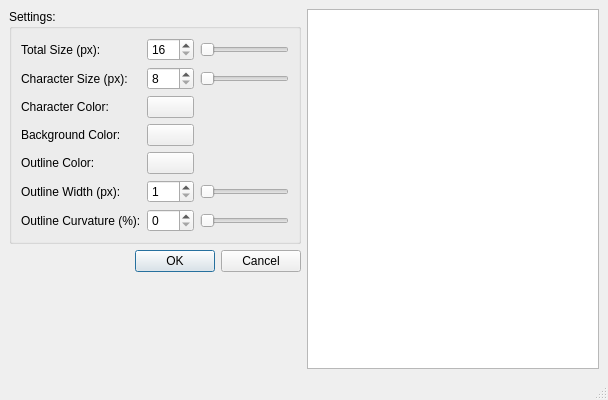
This is Qt/18_qpixmap/mainwindow.ui in de-souza/embedded-cpp-training as Qt 5 draws it before an edit. The edited form follows.
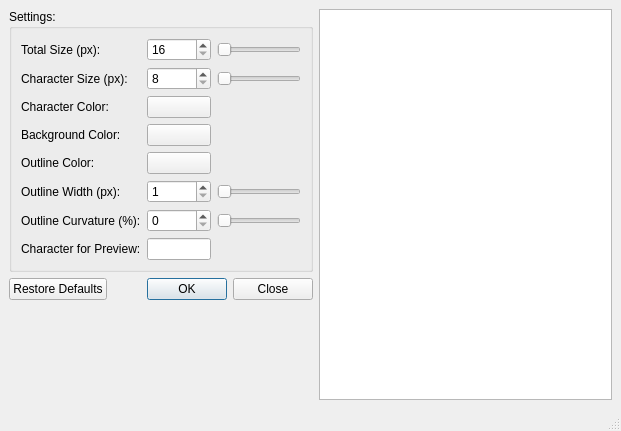
This is the edited form.

Commit message: Add preview character setting and connect buttons

```diff
--- a/Qt/18_qpixmap/mainwindow.ui
+++ b/Qt/18_qpixmap/mainwindow.ui
@@ -6,8 +6,8 @@
    <rect>
     <x>0</x>
     <y>0</y>
-    <width>608</width>
-    <height>400</height>
+    <width>621</width>
+    <height>431</height>
    </rect>
   </property>
   <property name="windowTitle">
@@ -23,7 +23,21 @@
          <string>Settings:</string>
         </property>
         <layout class="QGridLayout" name="gridLayout">
-         <item row="4" column="3">
+         <item row="6" column="3">
+          <widget class="QPushButton" name="pushButton_stringColor">
+           <property name="text">
+            <string/>
+           </property>
+          </widget>
+         </item>
+         <item row="7" column="0">
+          <widget class="QLabel" name="label_backgroundColor">
+           <property name="text">
+            <string>Background Color:</string>
+           </property>
+          </widget>
+         </item>
+         <item row="8" column="3">
           <widget class="QPushButton" name="pushButton_outlineColor">
            <property name="text">
             <string/>
@@ -31,132 +45,97 @@
           </widget>
          </item>
          <item row="6" column="0">
-          <widget class="QLabel" name="label_outlineRadiusPercent">
-           <property name="text">
-            <string>Outline Curvature (%):</string>
-           </property>
-          </widget>
-         </item>
-         <item row="2" column="0">
           <widget class="QLabel" name="label_stringColor">
            <property name="text">
             <string>Character Color:</string>
            </property>
           </widget>
          </item>
-         <item row="5" column="0">
+         <item row="4" column="0">
+          <widget class="QLabel" name="label_stringSizePx">
+           <property name="text">
+            <string>Character Size (px):</string>
+           </property>
+          </widget>
+         </item>
+         <item row="9" column="4">
+          <widget class="QSlider" name="horizontalSlider_outlineWidthPx">
+           <property name="minimum">
+            <number>1</number>
+           </property>
+           <property name="orientation">
+            <enum>Qt::Horizontal</enum>
+           </property>
+          </widget>
+         </item>
+         <item row="9" column="0">
           <widget class="QLabel" name="label_outlineWidthPx">
            <property name="text">
             <string>Outline Width (px):</string>
            </property>
           </widget>
          </item>
-         <item row="6" column="3">
-          <widget class="QSpinBox" name="spinBox_outlineRadiusPercent">
-           <property name="maximum">
-            <number>100</number>
+         <item row="9" column="3">
+          <widget class="QSpinBox" name="spinBox_outlineWidthPx">
+           <property name="maximumSize">
+            <size>
+             <width>16777215</width>
+             <height>16777215</height>
+            </size>
            </property>
-          </widget>
-         </item>
-         <item row="3" column="3">
-          <widget class="QPushButton" name="pushButton_backgroundColor">
-           <property name="text">
-            <string/>
+           <property name="minimum">
+            <number>1</number>
            </property>
           </widget>
          </item>
-         <item row="0" column="0">
+         <item row="2" column="0">
           <widget class="QLabel" name="label_sizePx">
            <property name="text">
             <string>Total Size (px):</string>
            </property>
           </widget>
          </item>
-         <item row="0" column="3">
-          <widget class="QSpinBox" name="spinBox_sizePx">
-           <property name="maximumSize">
-            <size>
-             <width>16777215</width>
-             <height>16777215</height>
-            </size>
+         <item row="4" column="4">
+          <widget class="QSlider" name="horizontalSlider_stringSizePx">
+           <property name="minimum">
+            <number>8</number>
            </property>
+           <property name="orientation">
+            <enum>Qt::Horizontal</enum>
+           </property>
+          </widget>
+         </item>
+         <item row="2" column="4">
+          <widget class="QSlider" name="horizontalSlider_sizePx">
            <property name="minimum">
             <number>16</number>
            </property>
            <property name="maximum">
             <number>512</number>
            </property>
-          </widget>
-         </item>
-         <item row="5" column="3">
-          <widget class="QSpinBox" name="spinBox_outlineWidthPx">
-           <property name="maximumSize">
-            <size>
-             <width>16777215</width>
-             <height>16777215</height>
-            </size>
+           <property name="orientation">
+            <enum>Qt::Horizontal</enum>
            </property>
-           <property name="minimum">
-            <number>1</number>
-           </property>
           </widget>
          </item>
-         <item row="2" column="3">
-          <widget class="QPushButton" name="pushButton_stringColor">
-           <property name="text">
-            <string/>
-           </property>
-          </widget>
-         </item>
-         <item row="4" column="0">
+         <item row="8" column="0">
           <widget class="QLabel" name="label_outlineColor">
            <property name="text">
             <string>Outline Color:</string>
            </property>
           </widget>
          </item>
-         <item row="3" column="0">
-          <widget class="QLabel" name="label_backgroundColor">
-           <property name="text">
-            <string>Background Color:</string>
-           </property>
-          </widget>
-         </item>
-         <item row="1" column="0">
-          <widget class="QLabel" name="label_stringSizePx">
-           <property name="text">
-            <string>Character Size (px):</string>
-           </property>
-          </widget>
-         </item>
-         <item row="1" column="3">
-          <widget class="QSpinBox" name="spinBox_stringSizePx">
+         <item row="2" column="3">
+          <widget class="QSpinBox" name="spinBox_sizePx">
            <property name="minimum">
-            <number>8</number>
+            <number>16</number>
            </property>
-          </widget>
-         </item>
-         <item row="1" column="4">
-          <widget class="QSlider" name="horizontalSlider_stringSizePx">
-           <property name="minimum">
-            <number>8</number>
+           <property name="maximum">
+            <number>512</number>
            </property>
-           <property name="orientation">
-            <enum>Qt::Horizontal</enum>
-           </property>
           </widget>
          </item>
-         <item row="5" column="4">
-          <widget class="QSlider" name="horizontalSlider_outlineWidthPx">
-           <property name="minimum">
-            <number>1</number>
-           </property>
-           <property name="orientation">
-            <enum>Qt::Horizontal</enum>
-           </property>
-          </widget>
-         </item>
-         <item row="6" column="4">
+         <item row="10" column="4">
           <widget class="QSlider" name="horizontalSlider_outlineRadiusPercent">
            <property name="maximum">
             <number>100</number>
@@ -166,16 +145,51 @@
            </property>
           </widget>
          </item>
-         <item row="0" column="4">
-          <widget class="QSlider" name="horizontalSlider_sizePx">
+         <item row="7" column="3">
+          <widget class="QPushButton" name="pushButton_backgroundColor">
+           <property name="text">
+            <string/>
+           </property>
+          </widget>
+         </item>
+         <item row="10" column="0">
+          <widget class="QLabel" name="label_outlineRadiusPercent">
+           <property name="text">
+            <string>Outline Curvature (%):</string>
+           </property>
+          </widget>
+         </item>
+         <item row="4" column="3">
+          <widget class="QSpinBox" name="spinBox_stringSizePx">
            <property name="minimum">
-            <number>16</number>
+            <number>8</number>
            </property>
+          </widget>
+         </item>
+         <item row="10" column="3">
+          <widget class="QSpinBox" name="spinBox_outlineRadiusPercent">
            <property name="maximum">
-            <number>512</number>
+            <number>100</number>
            </property>
-           <property name="orientation">
-            <enum>Qt::Horizontal</enum>
+          </widget>
+         </item>
+         <item row="11" column="0">
+          <widget class="QLabel" name="label_string">
+           <property name="text">
+            <string>Character for Preview:</string>
+           </property>
+          </widget>
+         </item>
+         <item row="11" column="3">
+          <widget class="QLineEdit" name="lineEdit_string">
+           <property name="maximumSize">
+            <size>
+             <width>64</width>
+             <height>16777215</height>
+            </size>
+           </property>
+           <property name="maxLength">
+            <number>1</number>
            </property>
           </widget>
          </item>
@@ -185,7 +199,7 @@
       <item>
        <widget class="QDialogButtonBox" name="buttonBox">
         <property name="standardButtons">
-         <set>QDialogButtonBox::Cancel|QDialogButtonBox::Ok</set>
+         <set>QDialogButtonBox::Close|QDialogButtonBox::Ok|QDialogButtonBox::RestoreDefaults</set>
         </property>
        </widget>
       </item>
@@ -218,7 +232,7 @@
     <rect>
      <x>0</x>
      <y>0</y>
-     <width>608</width>
+     <width>621</width>
      <height>22</height>
     </rect>
    </property>
```
The commit also changes 2 other files.
